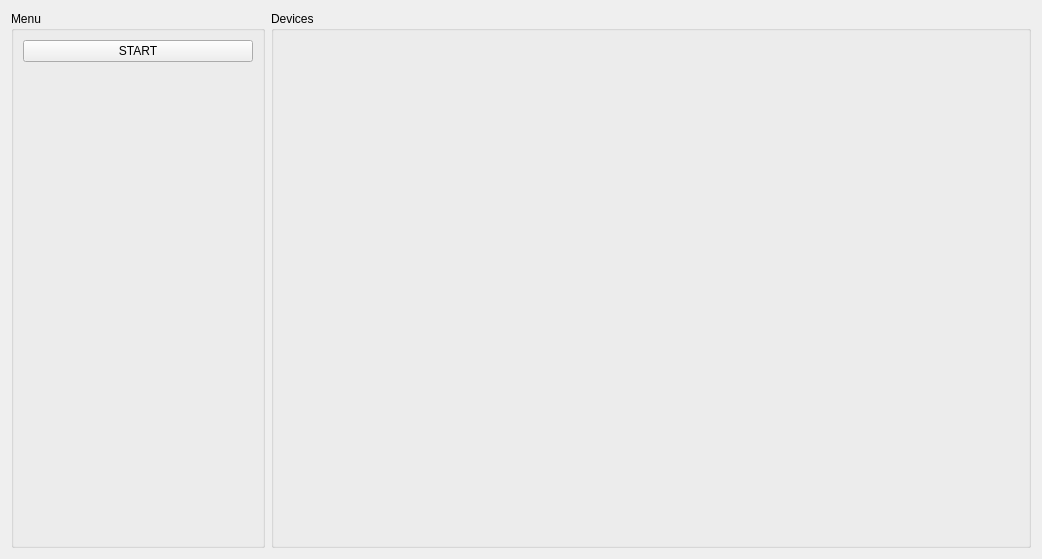
Before: the Qt Designer form apps/host-data-receiver/gui/windows/SnmpSimWindow.ui in stachoz/SNMPSim, drawn with Qt 5.
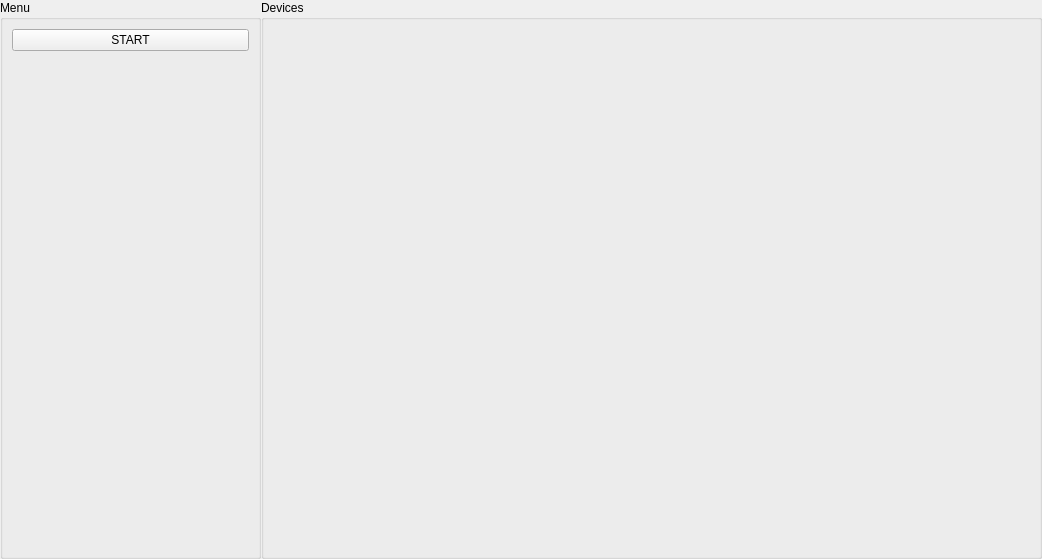
After: the same form once the commit is applied.

Commit message: added scrollBar for SnmpSimWindow

Patch:
```diff
--- a/apps/host-data-receiver/gui/windows/SnmpSimWindow.ui
+++ b/apps/host-data-receiver/gui/windows/SnmpSimWindow.ui
@@ -20,6 +20,21 @@
    <string>SnmpSimWindow</string>
   </property>
   <layout class="QHBoxLayout" name="horizontalLayout">
+   <property name="spacing">
+    <number>0</number>
+   </property>
+   <property name="leftMargin">
+    <number>0</number>
+   </property>
+   <property name="topMargin">
+    <number>0</number>
+   </property>
+   <property name="rightMargin">
+    <number>0</number>
+   </property>
+   <property name="bottomMargin">
+    <number>0</number>
+   </property>
    <item>
     <widget class="QGroupBox" name="groupBox_menu">
      <property name="sizePolicy">
```
The commit also changes 2 other files.
